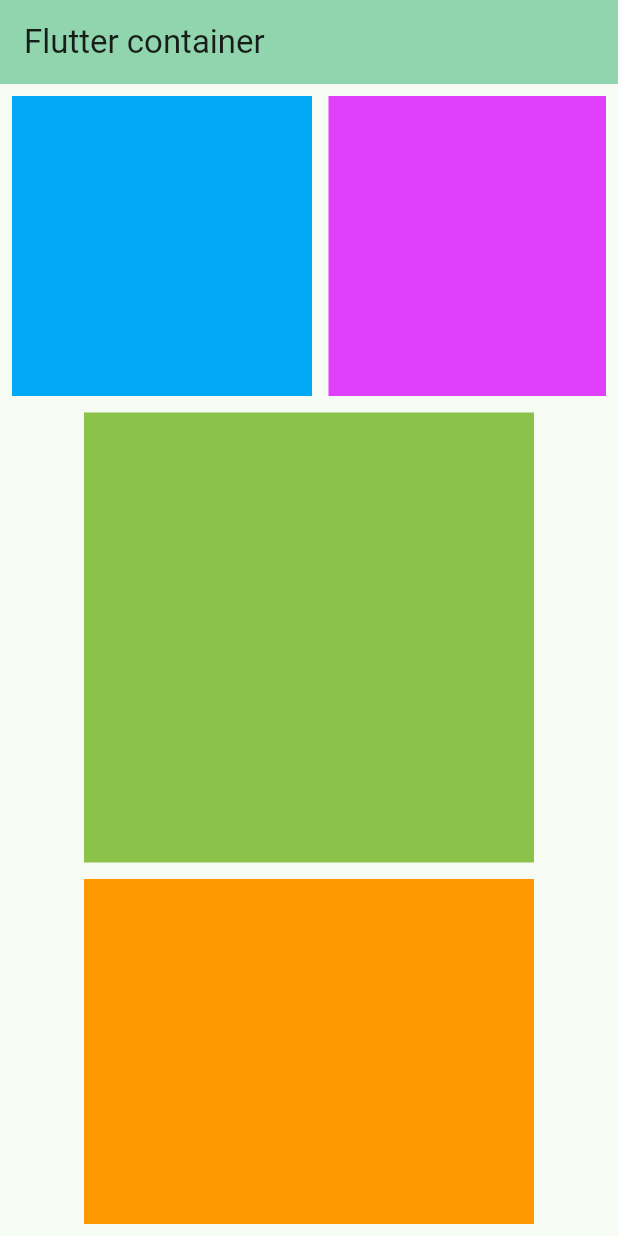
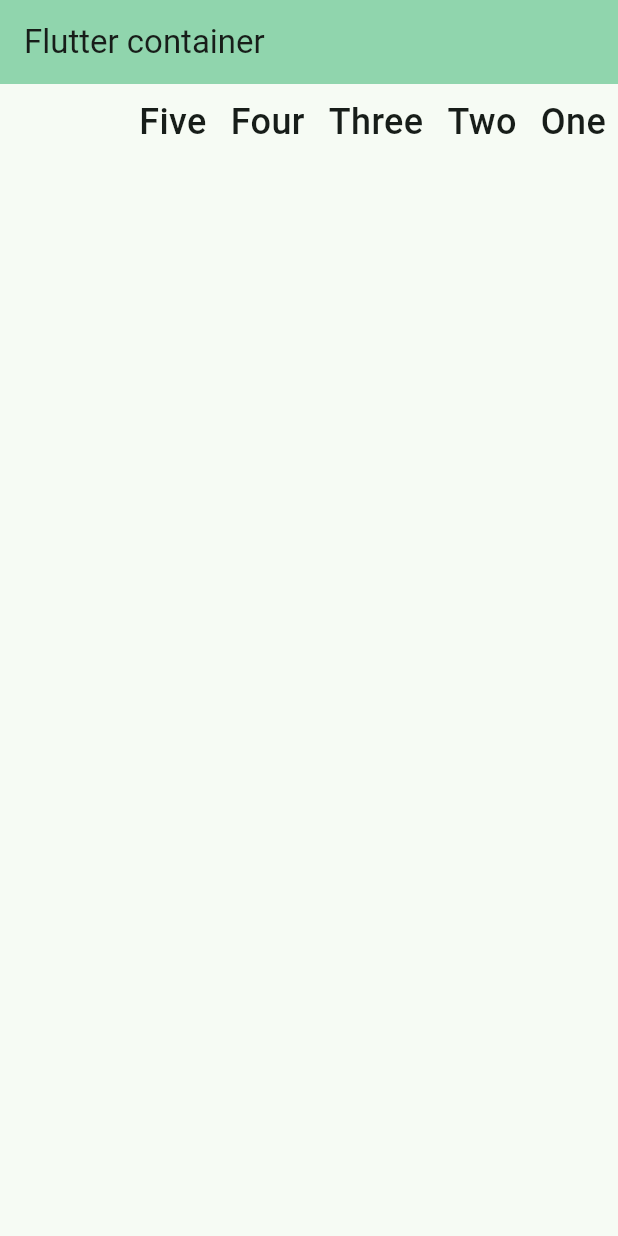
Before and after one commit to deep04shikha11/FlutterWork, a Flutter app: the screen it shows after launch, on a phone screen of 412 x 824 dp. Run offline on Flutter 3.47's test engine with Material 3 defaults, Android fonts, the phone set to English and light mode, and no system bars.

Commit message:
applying ListView Widgets

```diff
--- a/lib/main.dart
+++ b/lib/main.dart
@@ -47,55 +47,96 @@
         backgroundColor: Theme.of(context).colorScheme.inversePrimary,
         title: Text("Flutter container"),
       ),
-      body: Padding(
-        padding: const EdgeInsets.all(8.0),
-        child: SingleChildScrollView(
-          child: Column(
-            children: [
-              Padding(
-                padding: const EdgeInsets.only(bottom: 11),
-                child: SingleChildScrollView(
-                  scrollDirection: Axis.horizontal,
-                  child: Row(
-                    children: [
-                      Container(
-                        margin: const EdgeInsets.only(right: 11),
-                        height: 200,
-                        width: 200,
-                        color: Colors.lightBlue,
-                      ),
-                      Container(
-                        margin: const EdgeInsets.only(right: 11),
-                        height: 200,
-                        width: 200,
-                        color: Colors.purpleAccent,
-                      ),
-                      Container(
-                        margin: const EdgeInsets.only(right: 11),
-                        height: 200,
-                        width: 200,
-                        color: Colors.pinkAccent,
-                      ),
-                    ],
-                  ),
-                ),
-              ),
-              Container(
-                margin: const EdgeInsets.only(bottom: 11),
-                height: 300,
-                width: 300,
-                color: Colors.lightGreen,
-              ),
-              Container(
-                margin: EdgeInsets.only(bottom: 11),
-                height: 300,
-                width: 300,
-                color: Colors.orange,
-              ),
-            ],
+      body: ListView(
+        scrollDirection: Axis.horizontal,
+        reverse: true,
+        children: [
+          Padding(
+            padding: const EdgeInsets.all(8.0),
+            child: Text(
+              'One',
+              style: TextStyle(fontSize: 24, fontWeight: FontWeight.w500),
+            ),
           ),
-        ),
+          Padding(
+            padding: const EdgeInsets.all(8.0),
+            child: Text(
+              'Two',
+              style: TextStyle(fontSize: 24, fontWeight: FontWeight.w500),
+            ),
+          ),
+          Padding(
+            padding: const EdgeInsets.all(8.0),
+            child: Text(
+              'Three',
+              style: TextStyle(fontSize: 24, fontWeight: FontWeight.w500),
+            ),
+          ),
+          Padding(
+            padding: const EdgeInsets.all(8.0),
+            child: Text(
+              'Four',
+              style: TextStyle(fontSize: 24, fontWeight: FontWeight.w500),
+            ),
+          ),
+          Padding(
+            padding: const EdgeInsets.all(8.0),
+            child: Text(
+              'Five',
+              style: TextStyle(fontSize: 24, fontWeight: FontWeight.w500),
+            ),
+          ),
+        ],
       ),
+      // Padding(
+      //   padding: const EdgeInsets.all(8.0),
+      //   child: SingleChildScrollView(
+      //     child: Column(
+      //       children: [
+      //         Padding(
+      //           padding: const EdgeInsets.only(bottom: 11),
+      //           child: SingleChildScrollView(
+      //             scrollDirection: Axis.horizontal,
+      //             child: Row(
+      //               children: [
+      //                 Container(
+      //                   margin: const EdgeInsets.only(right: 11),
+      //                   height: 200,
+      //                   width: 200,
+      //                   color: Colors.lightBlue,
+      //                 ),
+      //                 Container(
+      //                   margin: const EdgeInsets.only(right: 11),
+      //                   height: 200,
+      //                   width: 200,
+      //                   color: Colors.purpleAccent,
+      //                 ),
+      //                 Container(
+      //                   margin: const EdgeInsets.only(right: 11),
+      //                   height: 200,
+      //                   width: 200,
+      //                   color: Colors.pinkAccent,
+      //                 ),
+      //               ],
+      //             ),
+      //           ),
+      //         ),
+      //         Container(
+      //           margin: const EdgeInsets.only(bottom: 11),
+      //           height: 300,
+      //           width: 300,
+      //           color: Colors.lightGreen,
+      //         ),
+      //         Container(
+      //           margin: EdgeInsets.only(bottom: 11),
+      //           height: 300,
+      //           width: 300,
+      //           color: Colors.orange,
+      //         ),
+      //       ],
+      //     ),
+      //   ),
+      // ),
       // Center(
       //   child: InkWell(
       //     onTap: () {
```
